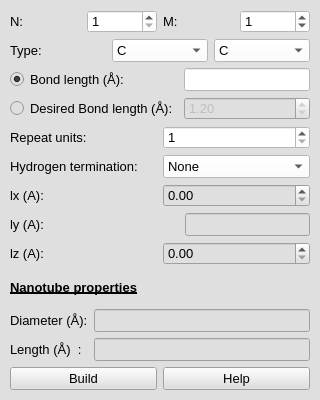
First picture: the form in furiousatoms/forms/SWNT.ui, repository nasimanousheh/furious-atoms, before the edit.
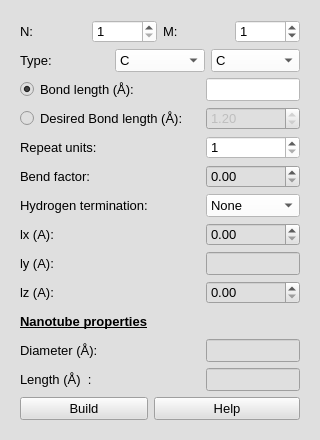
Second picture: the form after the edit.

Commit message: Updated bend factor lable

```diff
--- a/furiousatoms/forms/SWNT.ui
+++ b/furiousatoms/forms/SWNT.ui
@@ -7,7 +7,7 @@
     <x>0</x>
     <y>0</y>
     <width>320</width>
-    <height>400</height>
+    <height>440</height>
    </rect>
   </property>
   <property name="sizePolicy">
@@ -19,13 +19,13 @@
   <property name="minimumSize">
    <size>
     <width>320</width>
-    <height>400</height>
+    <height>440</height>
    </size>
   </property>
   <property name="maximumSize">
    <size>
     <width>320</width>
-    <height>400</height>
+    <height>440</height>
    </size>
   </property>
   <property name="font">
@@ -39,19 +39,13 @@
   <property name="styleSheet">
    <string notr="true">background-color: rgb(223, 223, 223);</string>
   </property>
+  <layout class="QGridLayout" name="gridLayout_5">
+   <item row="0" column="0">
   <widget class="QWidget" name="SWNT" native="true">
-   <property name="geometry">
-    <rect>
-     <x>10</x>
-     <y>10</y>
-     <width>300</width>
-     <height>380</height>
-    </rect>
-   </property>
    <property name="maximumSize">
     <size>
      <width>300</width>
-     <height>380</height>
+       <height>420</height>
     </size>
    </property>
    <property name="autoFillBackground">
@@ -60,8 +54,10 @@
    <property name="styleSheet">
     <string notr="true">background-color: rgb(223, 223, 223);</string>
    </property>
-   <layout class="QGridLayout" name="gridLayout_10">
-    <item row="0" column="0" colspan="2">
+     <layout class="QGridLayout" name="gridLayout_4">
+      <item row="0" column="0" colspan="5">
+       <layout class="QGridLayout" name="gridLayout_3">
+        <item row="0" column="0">
      <layout class="QGridLayout" name="gridLayout">
       <item row="0" column="0">
        <widget class="QLabel" name="label_chirality_N_SWNT">
@@ -129,9 +125,21 @@
         </property>
        </widget>
       </item>
-     </layout>
-    </item>
-    <item row="1" column="0" colspan="2">
+          <item row="0" column="2">
+           <widget class="QLabel" name="label_chirality_M_SWNT">
+            <property name="font">
+             <font>
+              <pointsize>10</pointsize>
+             </font>
+            </property>
+            <property name="text">
+             <string>M:</string>
+            </property>
+           </widget>
+          </item>
+         </layout>
+        </item>
+        <item row="1" column="0">
      <layout class="QGridLayout" name="gridLayout_2">
       <item row="0" column="0">
        <widget class="QLabel" name="label_type_SWNT">
@@ -206,7 +214,9 @@
       </item>
      </layout>
     </item>
-    <item row="2" column="0">
+       </layout>
+      </item>
+      <item row="1" column="0">
      <widget class="QRadioButton" name="radioButton_bond_length">
       <property name="font">
        <font>
@@ -221,7 +231,7 @@
       </property>
      </widget>
     </item>
-    <item row="2" column="1">
+      <item row="1" column="4">
      <widget class="QLineEdit" name="lineEdit_bond_length_SWNT">
       <property name="enabled">
        <bool>true</bool>
@@ -242,7 +252,7 @@
       </property>
      </widget>
     </item>
-    <item row="3" column="0">
+      <item row="2" column="0" colspan="2">
      <widget class="QRadioButton" name="radioButton_desired_bond_length">
       <property name="font">
        <font>
@@ -260,7 +270,7 @@
       </property>
      </widget>
     </item>
-    <item row="3" column="1">
+      <item row="2" column="4">
      <widget class="QDoubleSpinBox" name="SpinBox_desired_bond_length">
       <property name="enabled">
        <bool>false</bool>
@@ -281,9 +291,7 @@
       </property>
      </widget>
     </item>
-    <item row="4" column="0" colspan="2">
-     <layout class="QGridLayout" name="gridLayout_4">
-      <item row="0" column="0">
+      <item row="3" column="0">
        <widget class="QLabel" name="label_repeat_units_SWNT">
         <property name="font">
          <font>
@@ -295,7 +303,7 @@
         </property>
        </widget>
       </item>
-      <item row="0" column="1">
+      <item row="3" column="4">
        <widget class="QSpinBox" name="spinBox_repeat_units_SWNT">
         <property name="font">
          <font>
@@ -313,11 +321,34 @@
         </property>
        </widget>
       </item>
-     </layout>
-    </item>
-    <item row="5" column="0" colspan="2">
-     <layout class="QGridLayout" name="gridLayout_5">
-      <item row="0" column="0">
+      <item row="4" column="0">
+       <widget class="QLabel" name="label">
+        <property name="font">
+         <font>
+          <pointsize>10</pointsize>
+         </font>
+        </property>
+        <property name="text">
+         <string>Bend factor:</string>
+        </property>
+       </widget>
+      </item>
+      <item row="4" column="4">
+       <widget class="QDoubleSpinBox" name="doubleSpinBox_bend_factor">
+        <property name="font">
+         <font>
+          <pointsize>10</pointsize>
+         </font>
+        </property>
+        <property name="maximum">
+         <double>1.000000000000000</double>
+        </property>
+        <property name="singleStep">
+         <double>0.010000000000000</double>
+        </property>
+       </widget>
+      </item>
+      <item row="5" column="0">
        <widget class="QLabel" name="lable_H_termination_SWNT">
         <property name="font">
          <font>
@@ -329,7 +360,7 @@
         </property>
        </widget>
       </item>
-      <item row="0" column="1">
+      <item row="5" column="4">
        <widget class="QComboBox" name="comboBox_H_termination_SWNT">
         <property name="font">
          <font>
@@ -356,11 +387,7 @@
         </item>
        </widget>
       </item>
-     </layout>
-    </item>
-    <item row="6" column="0" colspan="2">
-     <layout class="QGridLayout" name="gridLayout_3">
-      <item row="0" column="0">
+      <item row="6" column="0">
        <widget class="QLabel" name="label_lx">
         <property name="font">
          <font>
@@ -372,7 +399,7 @@
         </property>
        </widget>
       </item>
-      <item row="0" column="1">
+      <item row="6" column="4">
        <widget class="QDoubleSpinBox" name="SpinBox_lx">
         <property name="font">
          <font>
@@ -387,11 +414,7 @@
         </property>
        </widget>
       </item>
-     </layout>
-    </item>
-    <item row="7" column="0" colspan="2">
-     <layout class="QGridLayout" name="gridLayout_7">
-      <item row="0" column="0">
+      <item row="7" column="0">
        <widget class="QLabel" name="label_ly">
         <property name="font">
          <font>
@@ -403,33 +426,33 @@
         </property>
        </widget>
       </item>
-      <item row="0" column="1">
+      <item row="7" column="2">
        <spacer name="horizontalSpacer">
         <property name="orientation">
          <enum>Qt::Horizontal</enum>
         </property>
         <property name="sizeHint" stdset="0">
          <size>
-          <width>40</width>
+          <width>13</width>
           <height>20</height>
          </size>
         </property>
        </spacer>
       </item>
-      <item row="0" column="2">
+      <item row="7" column="3">
        <spacer name="horizontalSpacer_2">
         <property name="orientation">
          <enum>Qt::Horizontal</enum>
         </property>
         <property name="sizeHint" stdset="0">
          <size>
-          <width>48</width>
+          <width>13</width>
           <height>19</height>
          </size>
         </property>
        </spacer>
       </item>
-      <item row="0" column="3">
+      <item row="7" column="4">
        <widget class="QLineEdit" name="lineEdit_ly">
         <property name="font">
          <font>
@@ -438,11 +461,7 @@
         </property>
        </widget>
       </item>
-     </layout>
-    </item>
-    <item row="8" column="0" colspan="2">
-     <layout class="QGridLayout" name="gridLayout_8">
-      <item row="0" column="0">
+      <item row="8" column="0">
        <widget class="QLabel" name="label_lz">
         <property name="font">
          <font>
@@ -454,7 +473,7 @@
         </property>
        </widget>
       </item>
-      <item row="0" column="1">
+      <item row="8" column="4">
        <widget class="QDoubleSpinBox" name="SpinBox_lz">
         <property name="font">
          <font>
@@ -469,8 +488,6 @@
         </property>
        </widget>
       </item>
-     </layout>
-    </item>
     <item row="9" column="0">
      <widget class="QLabel" name="labl_properties_SWNT">
       <property name="font">
@@ -486,9 +503,7 @@
       </property>
      </widget>
     </item>
-    <item row="10" column="0" colspan="2">
-     <layout class="QGridLayout" name="gridLayout_6">
-      <item row="0" column="0">
+      <item row="10" column="0">
        <widget class="QLabel" name="Diameter_SWNT">
         <property name="font">
          <font>
@@ -500,7 +515,7 @@
         </property>
        </widget>
       </item>
-      <item row="0" column="1">
+      <item row="10" column="4">
        <widget class="QLineEdit" name="lineEdit_diameter_SWNT">
         <property name="font">
          <font>
@@ -524,7 +539,7 @@
         </property>
        </widget>
       </item>
-      <item row="1" column="0">
+      <item row="11" column="0">
        <widget class="QLabel" name="label_length_SWNT">
         <property name="font">
          <font>
@@ -536,7 +551,7 @@
         </property>
        </widget>
       </item>
-      <item row="1" column="1">
+      <item row="11" column="4">
        <widget class="QLineEdit" name="lineEdit_length_SWNT">
         <property name="font">
          <font>
@@ -560,11 +575,7 @@
         </property>
        </widget>
       </item>
-     </layout>
-    </item>
-    <item row="11" column="0" colspan="2">
-     <layout class="QGridLayout" name="gridLayout_9">
-      <item row="0" column="0">
+      <item row="12" column="0">
        <widget class="QPushButton" name="pushButton_build_SWNT">
         <property name="font">
          <font>
@@ -576,7 +587,7 @@
         </property>
        </widget>
       </item>
-      <item row="0" column="1">
+      <item row="12" column="1" colspan="4">
        <widget class="QPushButton" name="pushButton_help_build_SWNT">
         <property name="font">
          <font>
@@ -589,9 +600,9 @@
        </widget>
       </item>
      </layout>
-    </item>
-   </layout>
-  </widget>
+    </widget>
+   </item>
+  </layout>
  </widget>
  <resources/>
  <connections/>
```
Left out of the diff: 36 changed lines with no effect on the pictures. Lines whose indentation alone changed are shown as unchanged.
